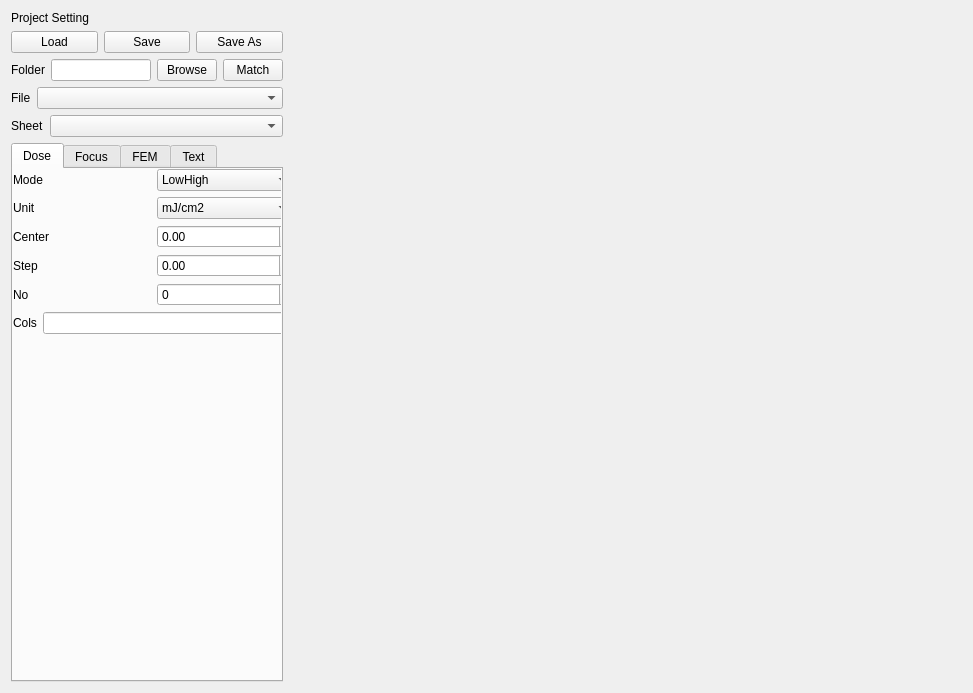
The window that fem/src/mainwindow.ui (neoluxis/zju_FEMApp) describes before a commit, drawn with Qt 5.
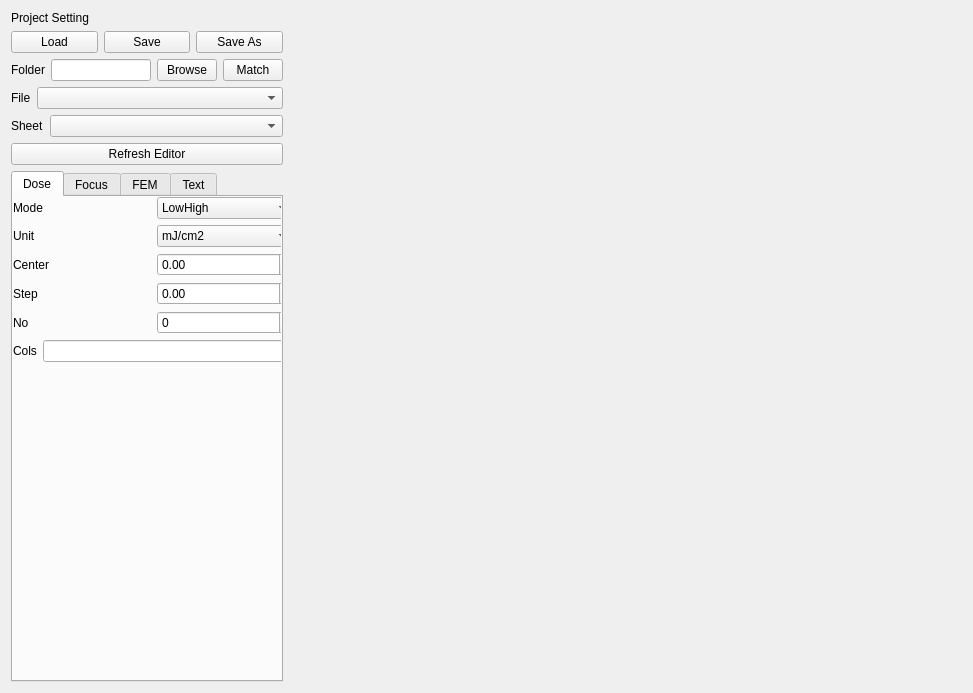
The same window after the commit.

```diff
--- a/fem/src/mainwindow.ui
+++ b/fem/src/mainwindow.ui
@@ -137,6 +137,17 @@
        </item>
       </layout>
      </item>
+     <item>
+      <layout class="QHBoxLayout" name="hboxRefEdit">
+       <item>
+        <widget class="QPushButton" name="btnRefreshEditor">
+         <property name="text">
+          <string>Refresh Editor</string>
+         </property>
+        </widget>
+       </item>
+      </layout>
+     </item>
      <item>
       <widget class="QTabWidget" name="tabWidget">
        <property name="currentIndex">
```
